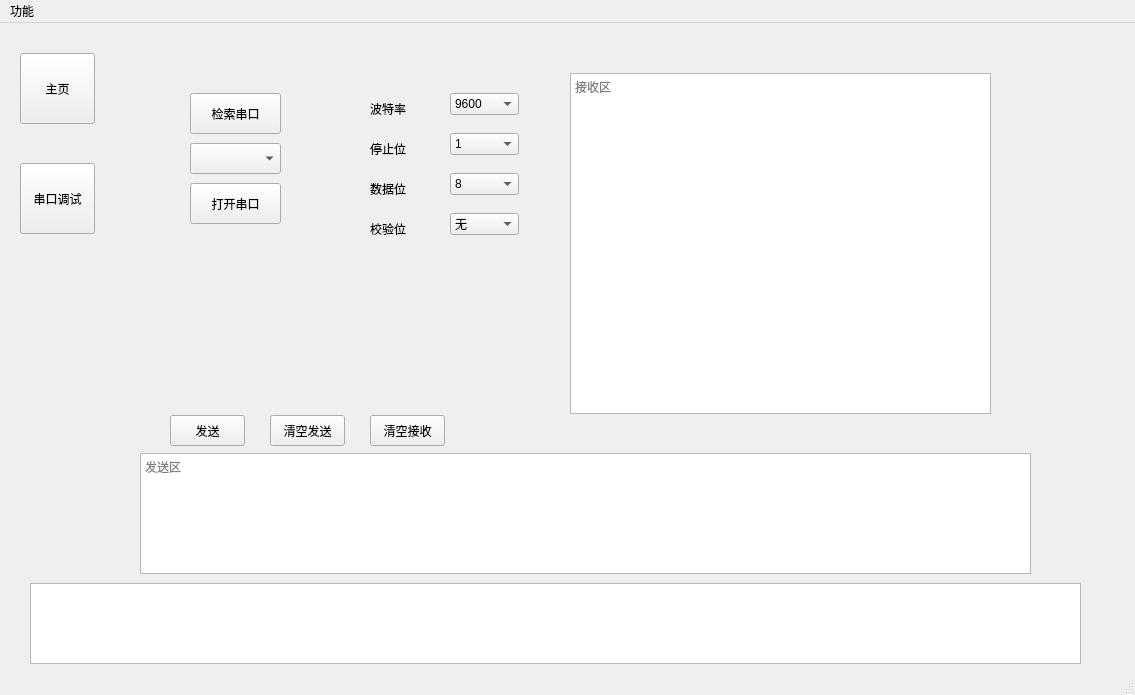
The window that UI/untitled.ui (Sxy2193/HT_UI) describes before a commit, drawn with Qt 5.
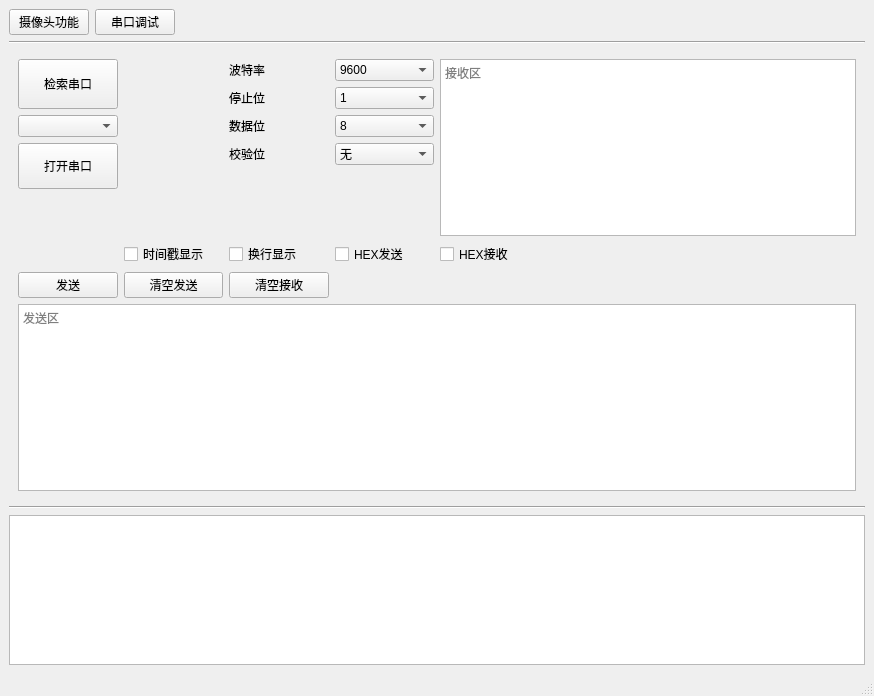
The same window after the commit. The open tabs and pages were chosen to show the change.

```diff
--- a/UI/untitled.ui
+++ b/UI/untitled.ui
@@ -6,23 +6,87 @@
    <rect>
     <x>0</x>
     <y>0</y>
-    <width>1135</width>
-    <height>695</height>
+    <width>874</width>
+    <height>696</height>
    </rect>
   </property>
   <property name="windowTitle">
    <string>MainWindow</string>
   </property>
   <widget class="QWidget" name="centralwidget">
+   <layout class="QGridLayout" name="gridLayout">
+    <item row="1" column="0" colspan="5">
+     <widget class="Line" name="line">
+      <property name="orientation">
+       <enum>Qt::Horizontal</enum>
+      </property>
+     </widget>
+    </item>
+    <item row="0" column="1">
+     <widget class="QPushButton" name="pushButton_pape2">
+      <property name="text">
+       <string>串口调试</string>
+      </property>
+     </widget>
+    </item>
+    <item row="0" column="0">
+     <widget class="QPushButton" name="pushButton_pape1">
+      <property name="text">
+       <string>摄像头功能</string>
+      </property>
+     </widget>
+    </item>
+    <item row="4" column="0" colspan="5">
+     <widget class="QTextEdit" name="textEdit_iostream">
+      <property name="sizePolicy">
+       <sizepolicy hsizetype="Expanding" vsizetype="Maximum">
+        <horstretch>0</horstretch>
+        <verstretch>0</verstretch>
+       </sizepolicy>
+      </property>
+      <property name="maximumSize">
+       <size>
+        <width>16777215</width>
+        <height>170</height>
+       </size>
+      </property>
+      <property name="markdown">
+       <string/>
+      </property>
+      <property name="html">
+       <string>&lt;!DOCTYPE HTML PUBLIC &quot;-//W3C//DTD HTML 4.0//EN&quot; &quot;http://www.w3.org/TR/REC-html40/strict.dtd&quot;&gt;
+&lt;html&gt;&lt;head&gt;&lt;meta name=&quot;qrichtext&quot; content=&quot;1&quot; /&gt;&lt;style type=&quot;text/css&quot;&gt;
+p, li { white-space: pre-wrap; }
+&lt;/style&gt;&lt;/head&gt;&lt;body style=&quot; font-family:'SimSun'; font-size:9pt; font-weight:400; font-style:normal;&quot;&gt;
+&lt;p style=&quot;-qt-paragraph-type:empty; margin-top:0px; margin-bottom:0px; margin-left:0px; margin-right:0px; -qt-block-indent:0; text-indent:0px;&quot;&gt;&lt;br /&gt;&lt;/p&gt;&lt;/body&gt;&lt;/html&gt;</string>
+      </property>
+      <property name="placeholderText">
+       <string/>
+      </property>
+     </widget>
+    </item>
+    <item row="0" column="3">
+     <spacer name="horizontalSpacer">
+      <property name="orientation">
+       <enum>Qt::Horizontal</enum>
+      </property>
+      <property name="sizeHint" stdset="0">
+       <size>
+        <width>40</width>
+        <height>20</height>
+       </size>
+      </property>
+     </spacer>
+    </item>
+    <item row="3" column="0" colspan="5">
+     <widget class="Line" name="line_2">
+      <property name="orientation">
+       <enum>Qt::Horizontal</enum>
+      </property>
+     </widget>
+    </item>
+    <item row="2" column="0" colspan="5">
    <widget class="QStackedWidget" name="stackedWidget">
-    <property name="geometry">
-     <rect>
-      <x>110</x>
-      <y>20</y>
-      <width>941</width>
-      <height>531</height>
-     </rect>
-    </property>
     <property name="currentIndex">
      <number>0</number>
     </property>
@@ -153,14 +217,46 @@
      </widget>
     </widget>
     <widget class="QWidget" name="page_1">
+       <layout class="QGridLayout" name="gridLayout_3">
+        <item row="2" column="2">
+         <widget class="QLabel" name="label_4">
+          <property name="text">
+           <string>数据位</string>
+          </property>
+         </widget>
+        </item>
+        <item row="1" column="3">
+         <widget class="QComboBox" name="comboBox_stop">
+          <item>
+           <property name="text">
+            <string>1</string>
+           </property>
+          </item>
+         </widget>
+        </item>
+        <item row="0" column="2">
+         <widget class="QLabel" name="label_2">
+          <property name="text">
+           <string>波特率</string>
+          </property>
+         </widget>
+        </item>
+        <item row="0" column="3">
+         <widget class="QComboBox" name="comboBox_baudrate">
+          <item>
+           <property name="text">
+            <string>9600</string>
+           </property>
+          </item>
+         </widget>
+        </item>
+        <item row="10" column="0" colspan="8">
      <widget class="QTextEdit" name="textEdit_send">
-      <property name="geometry">
-       <rect>
-        <x>30</x>
-        <y>410</y>
-        <width>891</width>
-        <height>121</height>
-       </rect>
+          <property name="maximumSize">
+           <size>
+            <width>16777215</width>
+            <height>200</height>
+           </size>
       </property>
       <property name="markdown">
        <string/>
@@ -176,15 +272,39 @@
        <string>发送区  </string>
       </property>
      </widget>
+        </item>
+        <item row="2" column="0">
+         <widget class="QComboBox" name="comboBox"/>
+        </item>
+        <item row="9" column="0">
+         <widget class="QPushButton" name="pushButton_send">
+          <property name="text">
+           <string>发送</string>
+          </property>
+         </widget>
+        </item>
+        <item row="3" column="2">
+         <widget class="QLabel" name="label_5">
+          <property name="text">
+           <string>校验位</string>
+          </property>
+         </widget>
+        </item>
+        <item row="3" column="0" rowspan="2">
+         <widget class="QPushButton" name="pushButton_open_close">
+          <property name="sizePolicy">
+           <sizepolicy hsizetype="Minimum" vsizetype="Minimum">
+            <horstretch>0</horstretch>
+            <verstretch>0</verstretch>
+           </sizepolicy>
+          </property>
+          <property name="text">
+           <string>打开串口</string>
+          </property>
+         </widget>
+        </item>
+        <item row="0" column="4" rowspan="7" colspan="4">
      <widget class="QTextEdit" name="textEdit_receive">
-      <property name="geometry">
-       <rect>
-        <x>460</x>
-        <y>30</y>
-        <width>421</width>
-        <height>341</height>
-       </rect>
-      </property>
       <property name="readOnly">
        <bool>true</bool>
       </property>
@@ -202,99 +322,44 @@
        <string>接收区</string>
       </property>
      </widget>
-     <widget class="QPushButton" name="pushButton_send">
-      <property name="geometry">
-       <rect>
-        <x>60</x>
-        <y>372</y>
-        <width>75</width>
-        <height>31</height>
-       </rect>
-      </property>
-      <property name="text">
-       <string>发送</string>
-      </property>
-     </widget>
-     <widget class="QPushButton" name="pushButton_clear_send">
-      <property name="geometry">
-       <rect>
-        <x>160</x>
-        <y>372</y>
-        <width>75</width>
-        <height>31</height>
-       </rect>
-      </property>
-      <property name="text">
-       <string>清空发送</string>
-      </property>
-     </widget>
-     <widget class="QPushButton" name="pushButton_clear_receive">
-      <property name="geometry">
-       <rect>
-        <x>260</x>
-        <y>372</y>
-        <width>75</width>
-        <height>31</height>
-       </rect>
-      </property>
-      <property name="text">
-       <string>清空接收</string>
-      </property>
-     </widget>
-     <widget class="QComboBox" name="comboBox_baudrate">
-      <property name="geometry">
-       <rect>
-        <x>340</x>
-        <y>50</y>
-        <width>69</width>
-        <height>22</height>
-       </rect>
-      </property>
-      <item>
-       <property name="text">
-        <string>9600</string>
-       </property>
-      </item>
-     </widget>
-     <widget class="QComboBox" name="comboBox_stop">
-      <property name="geometry">
-       <rect>
-        <x>340</x>
-        <y>90</y>
-        <width>69</width>
-        <height>22</height>
-       </rect>
-      </property>
-      <item>
-       <property name="text">
-        <string>1</string>
-       </property>
-      </item>
-     </widget>
+        </item>
+        <item row="2" column="3">
      <widget class="QComboBox" name="comboBox_data">
-      <property name="geometry">
-       <rect>
-        <x>340</x>
-        <y>130</y>
-        <width>69</width>
-        <height>22</height>
-       </rect>
-      </property>
       <item>
        <property name="text">
         <string>8</string>
        </property>
       </item>
      </widget>
+        </item>
+        <item row="0" column="0" rowspan="2">
+         <widget class="QPushButton" name="pushButton_find_ports">
+          <property name="sizePolicy">
+           <sizepolicy hsizetype="Minimum" vsizetype="Minimum">
+            <horstretch>0</horstretch>
+            <verstretch>0</verstretch>
+           </sizepolicy>
+          </property>
+          <property name="text">
+           <string>检索串口</string>
+          </property>
+         </widget>
+        </item>
+        <item row="5" column="0" rowspan="3">
+         <spacer name="verticalSpacer_3">
+          <property name="orientation">
+           <enum>Qt::Vertical</enum>
+          </property>
+          <property name="sizeHint" stdset="0">
+           <size>
+            <width>20</width>
+            <height>40</height>
+           </size>
+          </property>
+         </spacer>
+        </item>
+        <item row="3" column="3">
      <widget class="QComboBox" name="comboBox_barity">
-      <property name="geometry">
-       <rect>
-        <x>340</x>
-        <y>170</y>
-        <width>69</width>
-        <height>22</height>
-       </rect>
-      </property>
       <item>
        <property name="text">
         <string>无</string>
@@ -311,163 +376,85 @@
        </property>
       </item>
      </widget>
-     <widget class="QLabel" name="label_2">
-      <property name="geometry">
-       <rect>
-        <x>260</x>
-        <y>60</y>
-        <width>54</width>
-        <height>12</height>
-       </rect>
-      </property>
+        </item>
+        <item row="4" column="3">
+         <widget class="QLabel" name="label_7">
       <property name="text">
-       <string>波特率</string>
-      </property>
-     </widget>
+           <string/>
+          </property>
+         </widget>
+        </item>
+        <item row="1" column="2">
      <widget class="QLabel" name="label_3">
-      <property name="geometry">
-       <rect>
-        <x>260</x>
-        <y>100</y>
-        <width>54</width>
-        <height>12</height>
-       </rect>
-      </property>
       <property name="text">
        <string>停止位</string>
       </property>
      </widget>
-     <widget class="QLabel" name="label_4">
-      <property name="geometry">
-       <rect>
-        <x>260</x>
-        <y>140</y>
-        <width>54</width>
-        <height>12</height>
-       </rect>
-      </property>
+        </item>
+        <item row="0" column="1">
+         <widget class="QLabel" name="label_8">
       <property name="text">
-       <string>数据位</string>
-      </property>
-     </widget>
-     <widget class="QLabel" name="label_5">
-      <property name="geometry">
-       <rect>
-        <x>260</x>
-        <y>180</y>
-        <width>54</width>
-        <height>12</height>
-       </rect>
-      </property>
+           <string/>
+          </property>
+         </widget>
+        </item>
+        <item row="9" column="1">
+         <widget class="QPushButton" name="pushButton_clear_send">
       <property name="text">
-       <string>校验位</string>
-      </property>
-     </widget>
-     <widget class="QPushButton" name="pushButton_open_close">
-      <property name="geometry">
-       <rect>
-        <x>80</x>
-        <y>140</y>
-        <width>91</width>
-        <height>41</height>
-       </rect>
-      </property>
+           <string>清空发送</string>
+          </property>
+         </widget>
+        </item>
+        <item row="9" column="2">
+         <widget class="QPushButton" name="pushButton_clear_receive">
       <property name="text">
-       <string>打开串口</string>
-      </property>
-     </widget>
-     <widget class="QComboBox" name="comboBox">
-      <property name="geometry">
-       <rect>
-        <x>80</x>
-        <y>100</y>
-        <width>91</width>
-        <height>31</height>
-       </rect>
-      </property>
-     </widget>
-     <widget class="QPushButton" name="pushButton_find_ports">
-      <property name="geometry">
-       <rect>
-        <x>80</x>
-        <y>50</y>
-        <width>91</width>
-        <height>41</height>
-       </rect>
-      </property>
+           <string>清空接收</string>
+          </property>
+         </widget>
+        </item>
+        <item row="7" column="1">
+         <widget class="QCheckBox" name="checkBox_time">
+          <property name="text">
+           <string>时间戳显示</string>
+          </property>
+         </widget>
+        </item>
+        <item row="7" column="2">
+         <widget class="QCheckBox" name="checkBox_rn">
       <property name="text">
-       <string>检索串口</string>
-      </property>
-     </widget>
-    </widget>
-   </widget>
-   <widget class="QPushButton" name="pushButton_pape1">
-    <property name="geometry">
-     <rect>
-      <x>20</x>
-      <y>30</y>
-      <width>75</width>
-      <height>71</height>
-     </rect>
-    </property>
+           <string>换行显示</string>
+          </property>
+         </widget>
+        </item>
+        <item row="7" column="3">
+         <widget class="QCheckBox" name="checkBox_HEXSend">
     <property name="text">
-     <string>主页</string>
-    </property>
-   </widget>
-   <widget class="QPushButton" name="pushButton_pape2">
-    <property name="geometry">
-     <rect>
-      <x>20</x>
-      <y>140</y>
-      <width>75</width>
-      <height>71</height>
-     </rect>
-    </property>
+           <string>HEX发送</string>
+          </property>
+         </widget>
+        </item>
+        <item row="7" column="4">
+         <widget class="QCheckBox" name="checkBox_HEXReceive">
     <property name="text">
-     <string>串口调试</string>
-    </property>
-   </widget>
-   <widget class="QTextEdit" name="textEdit_iostream">
-    <property name="geometry">
-     <rect>
-      <x>30</x>
-      <y>560</y>
-      <width>1051</width>
-      <height>81</height>
-     </rect>
-    </property>
-    <property name="markdown">
-     <string/>
-    </property>
-    <property name="html">
-     <string>&lt;!DOCTYPE HTML PUBLIC &quot;-//W3C//DTD HTML 4.0//EN&quot; &quot;http://www.w3.org/TR/REC-html40/strict.dtd&quot;&gt;
-&lt;html&gt;&lt;head&gt;&lt;meta name=&quot;qrichtext&quot; content=&quot;1&quot; /&gt;&lt;style type=&quot;text/css&quot;&gt;
-p, li { white-space: pre-wrap; }
-&lt;/style&gt;&lt;/head&gt;&lt;body style=&quot; font-family:'SimSun'; font-size:9pt; font-weight:400; font-style:normal;&quot;&gt;
-&lt;p style=&quot;-qt-paragraph-type:empty; margin-top:0px; margin-bottom:0px; margin-left:0px; margin-right:0px; -qt-block-indent:0; text-indent:0px;&quot;&gt;&lt;br /&gt;&lt;/p&gt;&lt;/body&gt;&lt;/html&gt;</string>
-    </property>
-    <property name="placeholderText">
-     <string/>
-    </property>
-   </widget>
+           <string>HEX接收</string>
+          </property>
+         </widget>
+        </item>
+       </layout>
+      </widget>
+     </widget>
+    </item>
+   </layout>
   </widget>
   <widget class="QMenuBar" name="menubar">
    <property name="geometry">
     <rect>
      <x>0</x>
      <y>0</y>
-     <width>1135</width>
+     <width>874</width>
      <height>23</height>
     </rect>
    </property>
-   <widget class="QMenu" name="menu">
-    <property name="title">
-     <string>功能</string>
-    </property>
-    <addaction name="action1"/>
-    <addaction name="action2"/>
-   </widget>
-   <addaction name="menu"/>
   </widget>
   <widget class="QStatusBar" name="statusbar"/>
   <action name="action1">
```
Left out of the diff: 171 changed lines with no effect on the pictures. Lines whose indentation alone changed are shown as unchanged.
